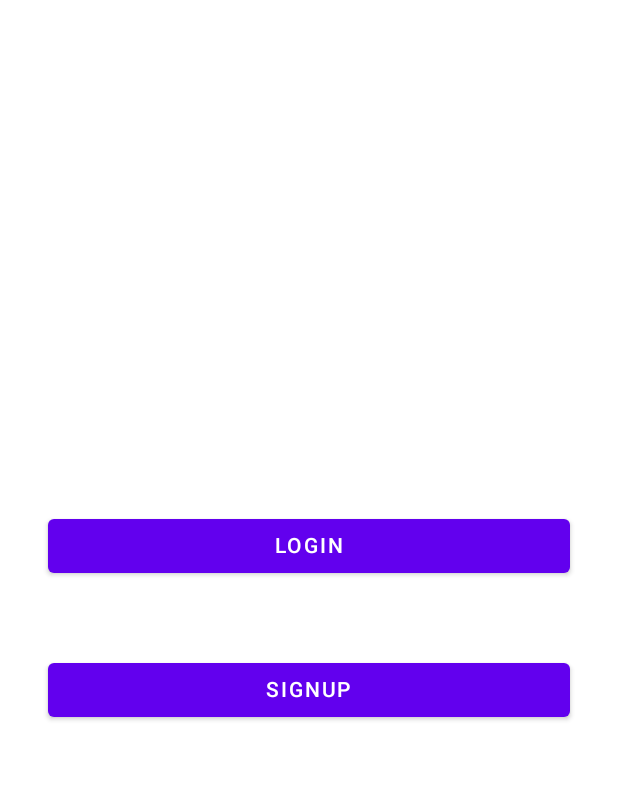
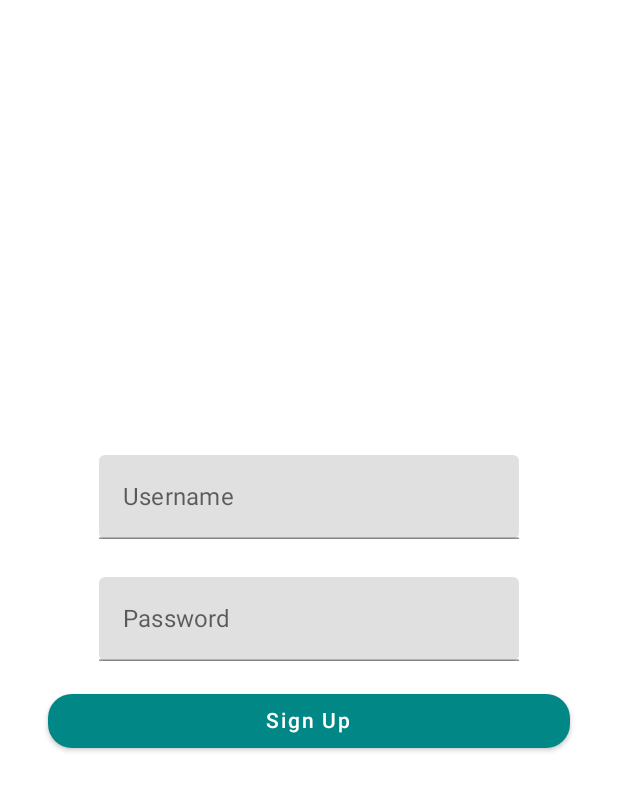
Before and after one commit to sairam1592/My-Movie-Shelf-Android-App, an Android app built with Jetpack Compose: the StartUpScreen screen opened through its navigation route, after a tap on "SIGNUP", on a phone screen of 412 x 824 dp. Shown: the top 791 px of the screen. Run offline under Robolectric (Android 15) with nearby library versions, the phone set to English and light mode, and no system bars; our stand-ins replace Dagger/Hilt's generated code.

Commit message:
feat: add Signup screen and make necessary UI modifications

```diff
--- a/app/src/main/java/com/example/emergetestapplication/emerge/navigation/AuthNavHost.kt
+++ b/app/src/main/java/com/example/emergetestapplication/emerge/navigation/AuthNavHost.kt
@@ -6,7 +6,8 @@ import androidx.compose.runtime.getValue
 import androidx.navigation.NavHostController
 import androidx.navigation.compose.NavHost
 import androidx.navigation.compose.composable
-import com.example.emergetestapplication.emerge.presentation.view.compose.StartupScreen
+import com.example.emergetestapplication.emerge.presentation.view.compose.SignUpScreen
+import com.example.emergetestapplication.emerge.presentation.view.compose.StartUpScreen
 import com.example.emergetestapplication.emerge.presentation.viewmodel.AuthViewModel
 
 sealed class Screen(
@@ -30,10 +31,22 @@ fun AuthNavHost(
 
     NavHost(navController = navController, startDestination = Screen.Startup.route) {
         composable(Screen.Startup.route) {
-            StartupScreen(
+            StartUpScreen(
                 onNavigateToLogin = { navController.navigate(Screen.Login.route) },
                 onNavigateToSignUp = { navController.navigate(Screen.Signup.route) },
             )
         }
+
+        composable(Screen.Signup.route) {
+            SignUpScreen(
+                authState = authState,
+                onSignUp = { username, password -> authViewModel.signUp(username, password) },
+                onSignUpSuccess = {
+                    navController.navigate(Screen.Home.route) {
+                        popUpTo(Screen.Signup.route) { inclusive = true }
+                    }
+                },
+            )
+        }
     }
 }
--- /dev/null
+++ b/app/src/main/java/com/example/emergetestapplication/emerge/presentation/view/compose/AuthState.kt
@@ -0,0 +1,12 @@
+package com.example.emergetestapplication.emerge.presentation.view.compose
+
+import com.example.emergetestapplication.emerge.data.model.User
+
+data class AuthState(
+    val isLoading: Boolean = false,
+    val user: User? = null,
+    val errorMessage: String? = null,
+) {
+    val isAuthenticated: Boolean
+        get() = user != null && errorMessage == null
+}
--- /dev/null
+++ b/app/src/main/java/com/example/emergetestapplication/emerge/presentation/view/compose/SignUpScreen.kt
@@ -0,0 +1,92 @@
+package com.example.emergetestapplication.emerge.presentation.view.compose
+
+import androidx.compose.foundation.background
+import androidx.compose.foundation.layout.Arrangement
+import androidx.compose.foundation.layout.Column
+import androidx.compose.foundation.layout.fillMaxSize
+import androidx.compose.foundation.layout.fillMaxWidth
+import androidx.compose.foundation.layout.padding
+import androidx.compose.foundation.shape.RoundedCornerShape
+import androidx.compose.material.Button
+import androidx.compose.material.ButtonDefaults
+import androidx.compose.material.CircularProgressIndicator
+import androidx.compose.material.Text
+import androidx.compose.material.TextField
+import androidx.compose.runtime.Composable
+import androidx.compose.runtime.getValue
+import androidx.compose.runtime.mutableStateOf
+import androidx.compose.runtime.remember
+import androidx.compose.runtime.setValue
+import androidx.compose.ui.Alignment
+import androidx.compose.ui.Modifier
+import androidx.compose.ui.graphics.Color
+import androidx.compose.ui.res.colorResource
+import androidx.compose.ui.text.input.PasswordVisualTransformation
+import androidx.compose.ui.tooling.preview.Preview
+import androidx.compose.ui.unit.dp
+import com.example.emergetestapplication.R
+import com.example.emergetestapplication.ui.theme.EmergeTestApplicationTheme
+
+@Composable
+fun SignUpScreen(
+    authState: AuthState,
+    onSignUp: (String, String) -> Unit,
+    onSignUpSuccess: () -> Unit,
+) {
+    var username by remember { mutableStateOf("") }
+    var password by remember { mutableStateOf("") }
+
+    Column(
+        modifier =
+            Modifier
+                .background(color = colorResource(id = R.color.white))
+                .fillMaxSize()
+                .padding(16.dp),
+        horizontalAlignment = Alignment.CenterHorizontally,
+        verticalArrangement = Arrangement.Center,
+    ) {
+        TextField(
+            value = username,
+            onValueChange = { username = it },
+            label = { Text("Username") },
+            shape = RoundedCornerShape(4.dp),
+        )
+        TextField(
+            modifier = Modifier.padding(top = 25.dp),
+            shape = RoundedCornerShape(4.dp),
+            value = password,
+            onValueChange = { password = it },
+            label = { Text("Password") },
+            visualTransformation = PasswordVisualTransformation(),
+        )
+        Button(
+            onClick = { onSignUp(username, password) },
+            modifier = Modifier.fillMaxWidth().padding(16.dp),
+            shape = RoundedCornerShape(16.dp),
+            colors =
+                ButtonDefaults.buttonColors(
+                    backgroundColor = colorResource(id = R.color.teal_700),
+                    contentColor = Color.White,
+                ),
+        ) {
+            Text("Sign Up")
+        }
+        if (authState.isLoading) {
+            CircularProgressIndicator()
+        }
+        if (authState.isAuthenticated) {
+            onSignUpSuccess()
+        }
+        if (authState.errorMessage != null) {
+            Text(text = authState.errorMessage, color = Color.Red)
+        }
+    }
+}
+
+@Preview
+@Composable
+private fun SignUpScreenPreview() {
+    EmergeTestApplicationTheme {
+        SignUpScreen(authState = AuthState(), onSignUp = { _, _ -> }, onSignUpSuccess = { })
+    }
+}
--- a/app/src/main/java/com/example/emergetestapplication/emerge/presentation/view/compose/StartupScreeen.kt
+++ b/app/src/main/java/com/example/emergetestapplication/emerge/presentation/view/compose/StartUpScreen.kt
@@ -8,11 +8,14 @@ import androidx.compose.foundation.layout.fillMaxSize
 import androidx.compose.foundation.layout.fillMaxWidth
 import androidx.compose.foundation.layout.height
 import androidx.compose.foundation.layout.padding
+import androidx.compose.foundation.shape.RoundedCornerShape
 import androidx.compose.material.Button
+import androidx.compose.material.ButtonDefaults
 import androidx.compose.material.Text
 import androidx.compose.runtime.Composable
 import androidx.compose.ui.Alignment
 import androidx.compose.ui.Modifier
+import androidx.compose.ui.graphics.Color
 import androidx.compose.ui.res.colorResource
 import androidx.compose.ui.tooling.preview.Preview
 import androidx.compose.ui.unit.dp
@@ -20,7 +23,7 @@ import com.example.emergetestapplication.R
 import com.example.emergetestapplication.ui.theme.EmergeTestApplicationTheme
 
 @Composable
-fun StartupScreen(
+fun StartUpScreen(
     onNavigateToLogin: () -> Unit,
     onNavigateToSignUp: () -> Unit,
 ) {
@@ -39,6 +42,12 @@ fun StartupScreen(
             Modifier
                 .padding(16.dp)
                 .fillMaxWidth(),
+            shape = RoundedCornerShape(16.dp),
+            colors =
+                ButtonDefaults.buttonColors(
+                    backgroundColor = colorResource(id = R.color.teal_700),
+                    contentColor = Color.White,
+                ),
         ) {
             Text("LOGIN")
         }
@@ -49,6 +58,12 @@ fun StartupScreen(
             Modifier
                 .padding(16.dp)
                 .fillMaxWidth(),
+            shape = RoundedCornerShape(16.dp),
+            colors =
+                ButtonDefaults.buttonColors(
+                    backgroundColor = colorResource(id = R.color.teal_700),
+                    contentColor = Color.White,
+            )
         ) {
             Text("SIGNUP")
         }
@@ -59,8 +74,6 @@ fun StartupScreen(
 @Composable
 private fun StartupScreenPreview() {
     EmergeTestApplicationTheme {
-        StartupScreen(onNavigateToLogin = { }) {
-//
+        StartUpScreen(onNavigateToLogin = { }, onNavigateToSignUp = { })
     }
 }
-}
```
Also changed, not shown: app/src/main/java/com/example/emergetestapplication/emerge/presentation/viewmodel/AuthViewModel.kt (+25 -26 lines). Lines whose indentation alone changed are shown as unchanged.
